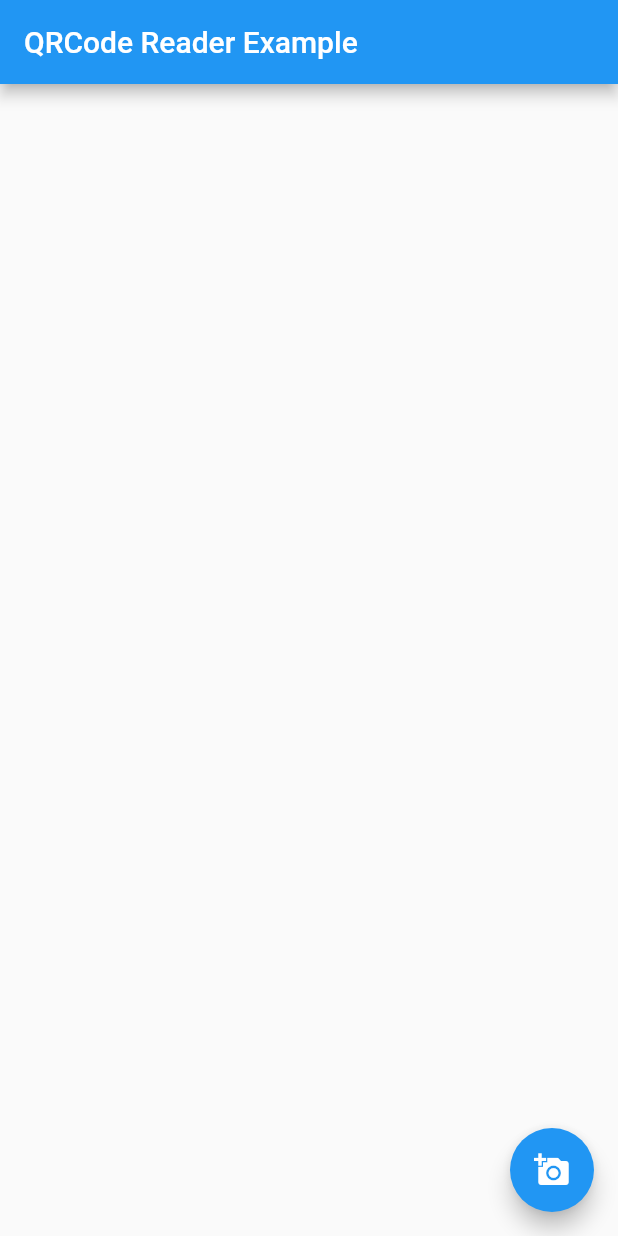
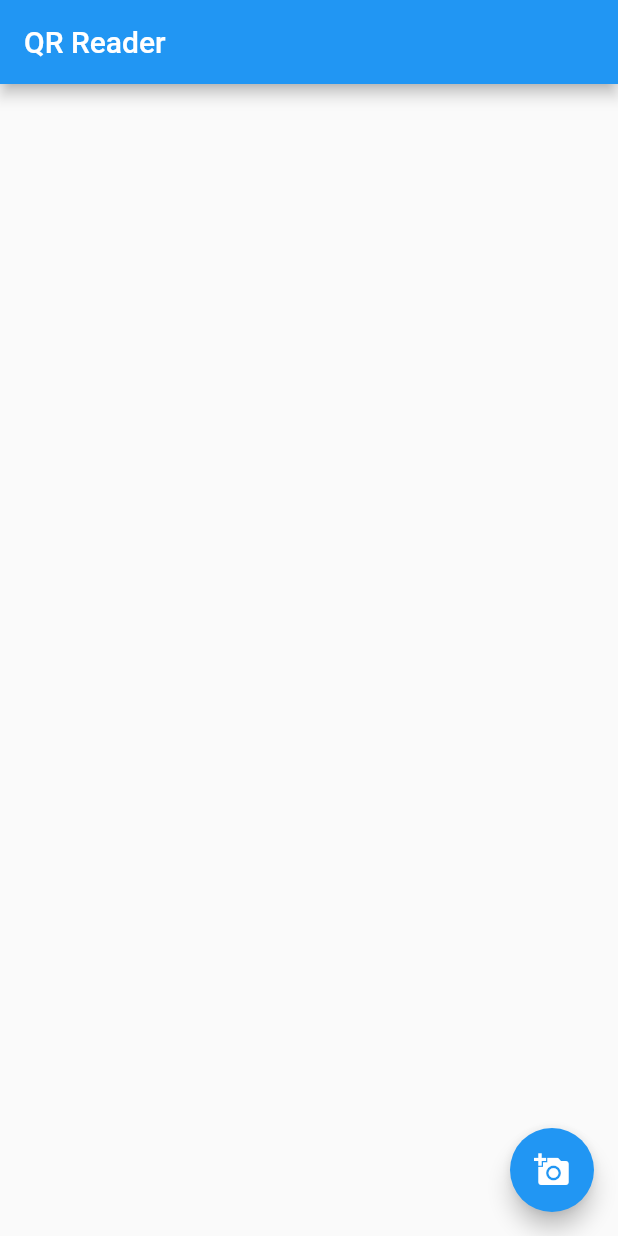
Before and after one commit to ponnamkarthik/QRCodeReaderFlutter, a Flutter app: the screen it shows after launch, on a phone screen of 412 x 824 dp. Run offline on Flutter 3.47's test engine with Material 2 defaults, Android fonts, the light colour scheme and no system bars.

Commit message:
Package Name qrcode_reader to qr_reader

```diff
--- a/example/lib/main.dart
+++ b/example/lib/main.dart
@@ -1,7 +1,7 @@
 import 'dart:async';
 
 import 'package:flutter/material.dart';
-import 'package:qrcode_reader/qrcode_reader.dart';
+import 'package:qr_reader/qr_reader.dart';
 
 void main() {
   runApp(new MyApp());
@@ -11,7 +11,7 @@ class MyApp extends StatelessWidget {
   @override
   Widget build(BuildContext context) {
     return new MaterialApp(
-      title: 'QRCode Reader Demo',
+      title: 'QR Reader',
       home: new MyHomePage(),
     );
   }
@@ -36,7 +36,7 @@ class _MyHomePageState extends State<MyHomePage> {
   Widget build(BuildContext context) {
     return new Scaffold(
       appBar: new AppBar(
-        title: const Text('QRCode Reader Example'),
+        title: const Text('QR Reader'),
       ),
       body: new Center(
           child: new FutureBuilder<String>(
--- a/example/pubspec.yaml
+++ b/example/pubspec.yaml
@@ -13,7 +13,7 @@ dev_dependencies:
   flutter_test:
     sdk: flutter
 
-  qrcode_reader:
+  qr_reader:
     path: ../
 
 # For information on the generic Dart part of this file, see the
--- a/lib/qrcode_reader.dart
+++ b/lib/qr_reader.dart
@@ -3,7 +3,7 @@ import 'package:flutter/services.dart';
 
 
 class QRCodeReader {
-  static const MethodChannel _channel = const MethodChannel('qrcode_reader');
+  static const MethodChannel _channel = const MethodChannel('qrcodereader');
 
   int _autoFocusIntervalInMs = 5000;
   bool _forceAutoFocus = false;
--- a/pubspec.yaml
+++ b/pubspec.yaml
@@ -1,8 +1,8 @@
-name: qrcode_reader
+name: qr_reader
 description: Flutter Plugin for QRCode Reader
 version: 0.1.0
 author: Karthik Ponnam <ponnamkarthik3@gmail.com>
-homepage: https://github.com/PonnamKarthik/FlutterToast
+homepage: https://github.com/PonnamKarthik/QRCodeReaderFlutter
 
 dependencies:
   flutter:
@@ -12,6 +12,7 @@ dependencies:
 # following page: https://www.dartlang.org/tools/pub/pubspec
 
 # The following section is specific to Flutter.
+
 flutter:
   plugin:
     androidPackage: io.github.ponnamkarthik.qrcodereader
```
Also changed, not shown: 4 other files.
